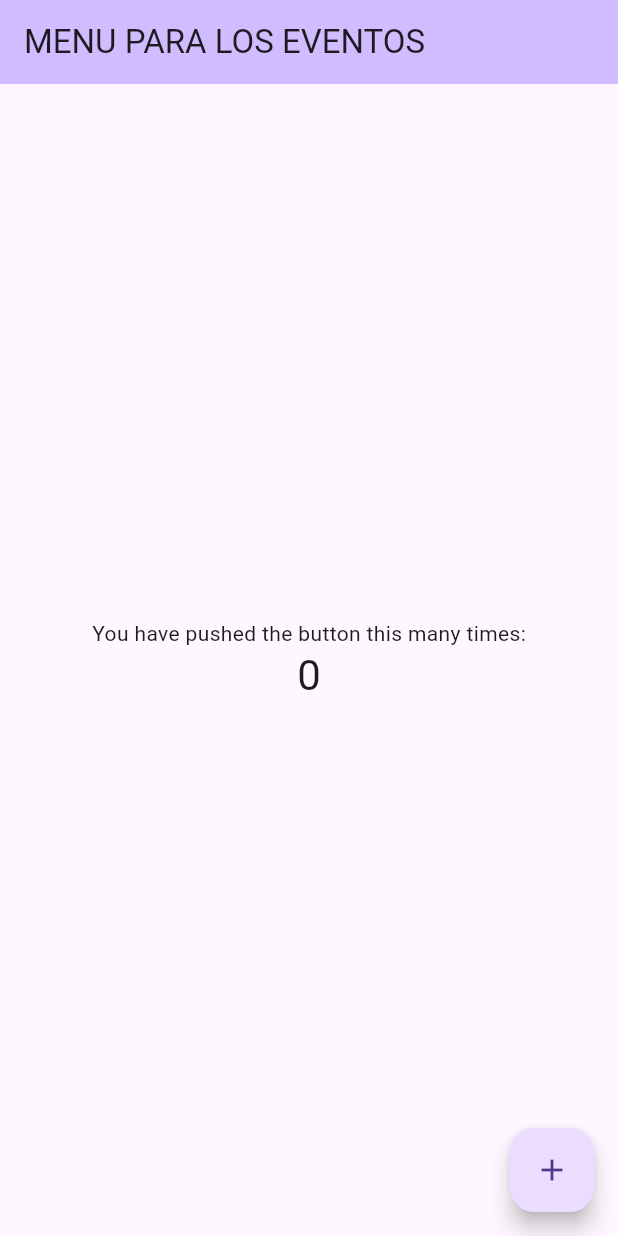
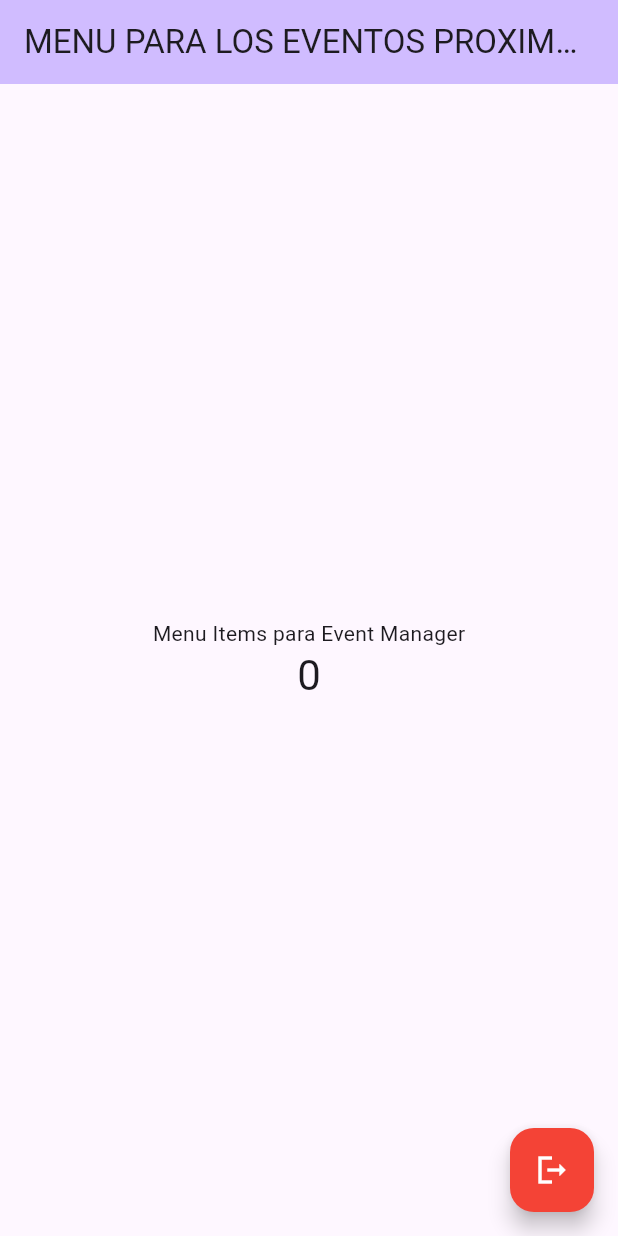
Before and after one commit to MrSp000ky/manejador_eventos, a Flutter app: the MenuPage screen opened directly, on a phone screen of 412 x 824 dp. Run offline on Flutter 3.47's test engine with Material 3 defaults, Android fonts, the phone set to English and light mode, and no system bars; our stand-ins replace firebase_auth, firebase_core; accounts and stored records are empty.

Commit message:
Update Botones de regreso en Registro y Main Menu

```diff
--- a/lib/screens/menu/MenuPage.dart
+++ b/lib/screens/menu/MenuPage.dart
@@ -1,4 +1,5 @@
 import 'package:flutter/material.dart';
+import 'package:manejador_eventos/screens/LoginScreen/LoginPage.dart';
 
 class MenuPage extends StatefulWidget {
   const MenuPage({super.key, });
@@ -27,7 +28,7 @@ class _MenuPageState extends State<MenuPage> {
     return Scaffold(
       appBar: AppBar(
         backgroundColor: Theme.of(context).colorScheme.inversePrimary,
-        title: const Text("MENU PARA LOS EVENTOS "),
+        title: const Text("MENU PARA LOS EVENTOS PROXIMAMENTE"),
       ),
 
       body: Center(
@@ -35,7 +36,7 @@ class _MenuPageState extends State<MenuPage> {
           mainAxisAlignment: MainAxisAlignment.center,
           children: <Widget>[
             const Text(
-              'You have pushed the button this many times:',
+              'Menu Items para Event Manager',
             ),
             Text(
               '$_counter',
@@ -44,10 +45,20 @@ class _MenuPageState extends State<MenuPage> {
           ],
         ),
       ),
-      floatingActionButton: FloatingActionButton(
-        onPressed: _incrementCounter,
-        tooltip: 'Increment',
-        child: const Icon(Icons.add),
+      floatingActionButton: Column(
+         mainAxisAlignment: MainAxisAlignment.end,
+        crossAxisAlignment: CrossAxisAlignment.end,
+        children: [
+          FloatingActionButton(
+            elevation: 6,
+            backgroundColor: Colors.red,
+            foregroundColor: Colors.white,
+            onPressed: (){
+              Navigator.pushAndRemoveUntil(context, MaterialPageRoute(builder: (context) => LoginPage()), (route) => false);
+          },
+            child: const Icon(Icons.logout_sharp)
+            ),
+        ],
       ), // This trailing comma makes auto-formatting nicer for build methods.
     );
   }
--- a/lib/utils/auth.dart
+++ b/lib/utils/auth.dart
@@ -1,5 +1,4 @@
 import "package:firebase_auth/firebase_auth.dart";
-import "package:firebase_core/firebase_core.dart";
 
 
 class AuthService{
```
Also changed, not shown: lib/screens/LoginScreen/LoginPage.dart (+17 -31 lines), lib/screens/LoginScreen/RegistrationPage.dart (+12 -5 lines).
